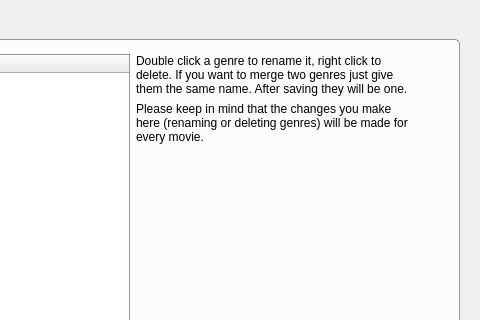
Komet/MediaElch, file movies/GenreWidget.ui: the form before one commit; both pictures show x 504 to 984 and y 0 to 320 of the 984 by 702 pixel window.
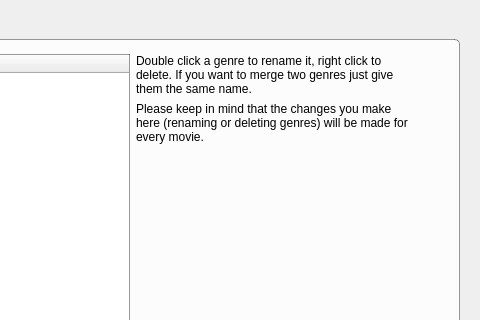
The form after the commit. Icons and pictures are not drawn.

What changed in the file:
```diff
--- a/movies/GenreWidget.ui
+++ b/movies/GenreWidget.ui
@@ -189,7 +189,7 @@
             <item>
              <widget class="QLabel" name="label_3">
               <property name="text">
-               <string>Double click a genre to rename it, right click to delete. If you want to merge two genres just give them the same name. After saving they will be one.</string>
+               <string>Double click a genre to rename it, right click to delete. If you want to merge two genres just give them the same name.</string>
               </property>
               <property name="wordWrap">
                <bool>true</bool>
```
